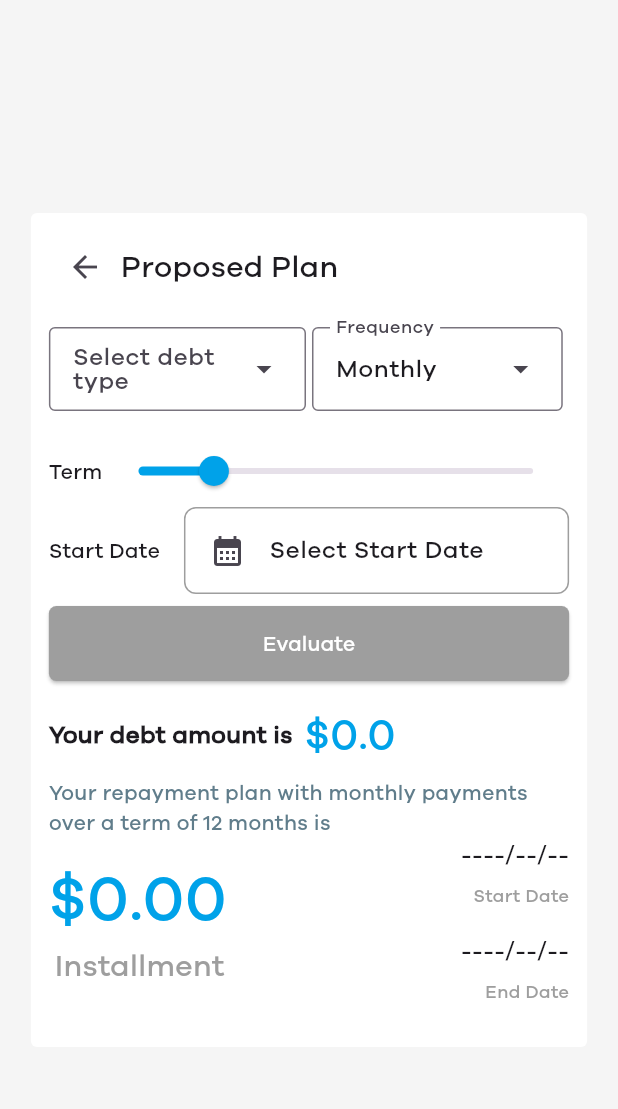
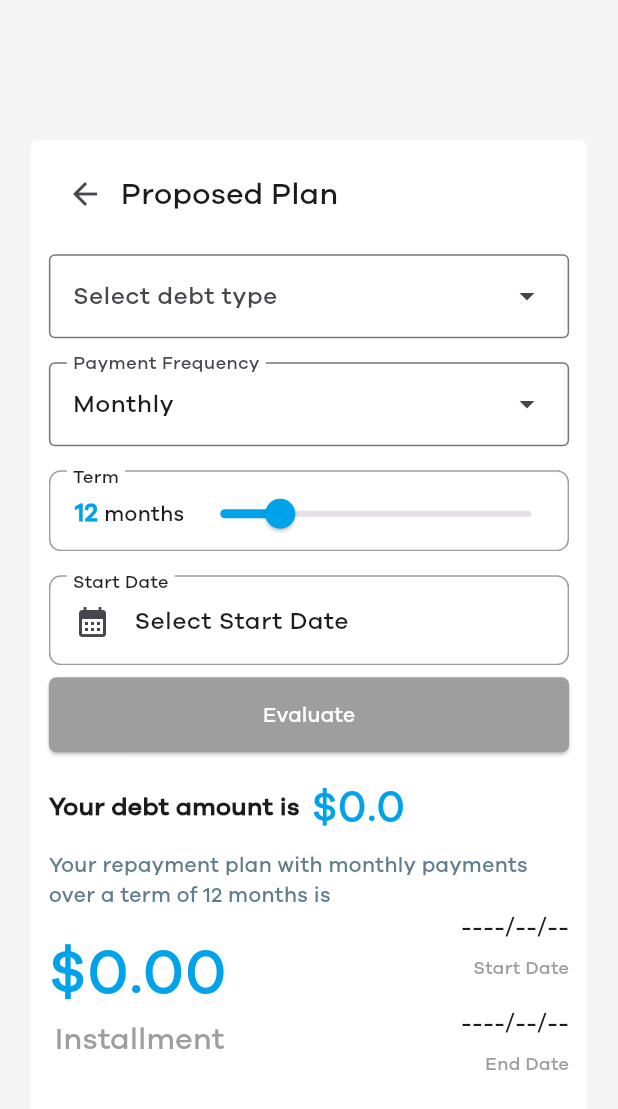
Before and after one commit to Robotronut/smartie, a Flutter app: the RepaymentPlanCalculator screen opened directly, on a phone screen of 412 x 824 dp. Shown: the top 1109 px of the screen. Run offline on Flutter 3.47's test engine with Material 3 defaults, Android fonts, the light colour scheme and no system bars; our stand-ins replace camera, easy_localization, google_sign_in, intl_phone_field, pinput; missing offline and left inert: pdfrx.

Commit message:
repayment plan fixes

```diff
--- a/lib/summary_screen.dart
+++ b/lib/summary_screen.dart
@@ -839,13 +839,10 @@ class _RepaymentPlanState extends State<RepaymentPlanCalculator> {
                         key: _formKey,
                         child: Column(
                           children: [
-                            Row(
-                              children: [
-                                Expanded(
-                                  child: DropdownMenu<String>(
+                            DropdownMenu<String>(
                                 controller: _debtTypeController,
                                 enableFilter: true,
-                                    width: MediaQuery.of(context).size.width,
+                                width: MediaQuery.of(context).size.width * 0.85,
                                 requestFocusOnTap: true,
                                 label: const Text('Select debt type'),
                                 dropdownMenuEntries: debtType(),
@@ -856,14 +853,13 @@ class _RepaymentPlanState extends State<RepaymentPlanCalculator> {
                                   });
                                 },
                               ),
-                                ),
-
-                              Padding(padding: EdgeInsets.all(2.0)),
-
-                              Expanded(
-                                child: DropdownMenu(
-                                  label: const Text('Frequency'),
+
+                            Padding(padding: EdgeInsets.all(8.0)),
+
+                            DropdownMenu(
+                                label: const Text('Payment Frequency'),
                                 initialSelection: selectedFreqValue,
+                                width: MediaQuery.of(context).size.width * 0.85,
                                 dropdownMenuEntries:
                                     <DropdownMenuEntry<String>>[
                                       DropdownMenuEntry(
@@ -884,9 +880,6 @@ class _RepaymentPlanState extends State<RepaymentPlanCalculator> {
                                     selectedFreqValue = value!;
                                   });
                                 },
-                                ),
-                              )
-                              ],
                               ),
 
                             Padding(padding: EdgeInsets.all(8.0)),
@@ -935,11 +928,30 @@ class _RepaymentPlanState extends State<RepaymentPlanCalculator> {
                             )
                             : SizedBox(),
 
-                              Row(
-                                children: [
-                                  Text(
-                                    'Term',
-                                    textAlign: TextAlign.start,
+                            Stack(
+                              children: [
+                                Container(
+                                  padding: const EdgeInsets.only(top: 4),
+                                  decoration: BoxDecoration(
+                                    border: Border.all(color: Colors.grey),
+                                    borderRadius: BorderRadius.circular(8),
+                                  ),
+                                  child: Row(
+                                    children: [
+                                      Padding(
+                                        padding: EdgeInsets.only(left: MediaQuery.of(context).size.width * 0.04)
+                                      ),
+                                      Text(
+                                          '${term.toInt()} ',
+                                          style: TextStyle(
+                                            fontWeight: FontWeight.bold,
+                                            color: const Color.fromRGBO(0, 162, 233, 1),
+                                            fontSize: MediaQuery.of(context).size.width * 0.04,
+                                          ),
+                                      ),
+
+                                      Text(
+                                          'months'
                                       ),
 
                                       Expanded(
@@ -959,21 +971,32 @@ class _RepaymentPlanState extends State<RepaymentPlanCalculator> {
                                       )
                                         ],
                                   ),
-
-                              Row(
-                                children: [
-                                  Text(
-                                'Start Date'
-                              ),
+                                ),
+                                Positioned(
+                                    left: 12,
+                                    top: -3.8,
+                                    child: Container(
+                                      color: Colors.white,
+                                      padding: const EdgeInsets.symmetric(horizontal: 4),
+                                      child: const Text(
+                                        'Term',
+                                        style: TextStyle(fontSize: 12, color: Colors.black87),
+                                      ),
+                                    ),
+                                  ),
+                                  ],
+                            ),
+
 
                               Padding(padding: EdgeInsets.all(8.0)),
 
-                              Expanded(
-                                child: Container(
-                                  padding:  EdgeInsets.zero,
+                              Stack(
+                                children: [
+                                  Container(
+                                    padding: const EdgeInsets.only(top: 2),
                                     decoration: BoxDecoration(
-                                    border: Border.all(color: Colors.grey), // Outline color
-                                    borderRadius: BorderRadius.circular(8), // Optional: rounded corners
+                                      border: Border.all(color: Colors.grey),
+                                      borderRadius: BorderRadius.circular(8),
                                     ),
                                     child: ListTile(
                                       title: Text(
@@ -981,7 +1004,7 @@ class _RepaymentPlanState extends State<RepaymentPlanCalculator> {
                                             ? '${startDate?.toLocal()}'.split(' ')[0]
                                             : 'Select Start Date',
                                       ),
-                                    leading: Icon(Icons.calendar_month),
+                                      leading: const Icon(Icons.calendar_month),
                                       onTap: () {
                                         setState(() {
                                           _showCalendar = !_showCalendar;
@@ -989,7 +1012,18 @@ class _RepaymentPlanState extends State<RepaymentPlanCalculator> {
                                       },
                                     ),
                                   ),
-                                )
+                                  Positioned(
+                                    left: 12,
+                                    top: -3.8,
+                                    child: Container(
+                                      color: Colors.white,
+                                      padding: const EdgeInsets.symmetric(horizontal: 4),
+                                      child: const Text(
+                                        'Start Date',
+                                        style: TextStyle(fontSize: 12, color: Colors.black87),
+                                      ),
+                                    ),
+                                  ),
                                 ],
                               ),
 
@@ -1068,7 +1102,7 @@ class _RepaymentPlanState extends State<RepaymentPlanCalculator> {
                         'Your debt amount is',
                         style: TextStyle(
                                   fontWeight: FontWeight.w700,
-                                  fontSize: 16.0,
+                                  fontSize: MediaQuery.of(context).size.width * 0.04,
                                 ),
                       ),
 
@@ -1079,7 +1113,7 @@ class _RepaymentPlanState extends State<RepaymentPlanCalculator> {
                         style: TextStyle(
                                   color: const Color.fromRGBO(0, 162, 233, 1),
                                   fontWeight: FontWeight.w600,
-                                  fontSize: 28.0,
+                                  fontSize: MediaQuery.of(context).size.width * 0.07,
                                 ),
                       ),
                         ],
```
Lines whose indentation alone changed are shown as unchanged.
